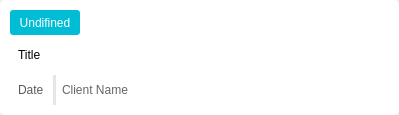
This is projet.ui in Masha58/KeyPlan as Qt 5 draws it before an edit. The edited form follows.
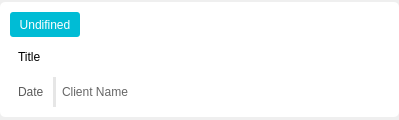
This is the edited form. Icons and pictures are not drawn.

```diff
--- a/projet.ui
+++ b/projet.ui
@@ -7,9 +7,21 @@
     <x>0</x>
     <y>0</y>
     <width>399</width>
-    <height>115</height>
+    <height>120</height>
    </rect>
   </property>
+  <property name="minimumSize">
+   <size>
+    <width>0</width>
+    <height>120</height>
+   </size>
+  </property>
+  <property name="maximumSize">
+   <size>
+    <width>16777215</width>
+    <height>120</height>
+   </size>
+  </property>
   <property name="windowTitle">
    <string>Projet</string>
   </property>
```
